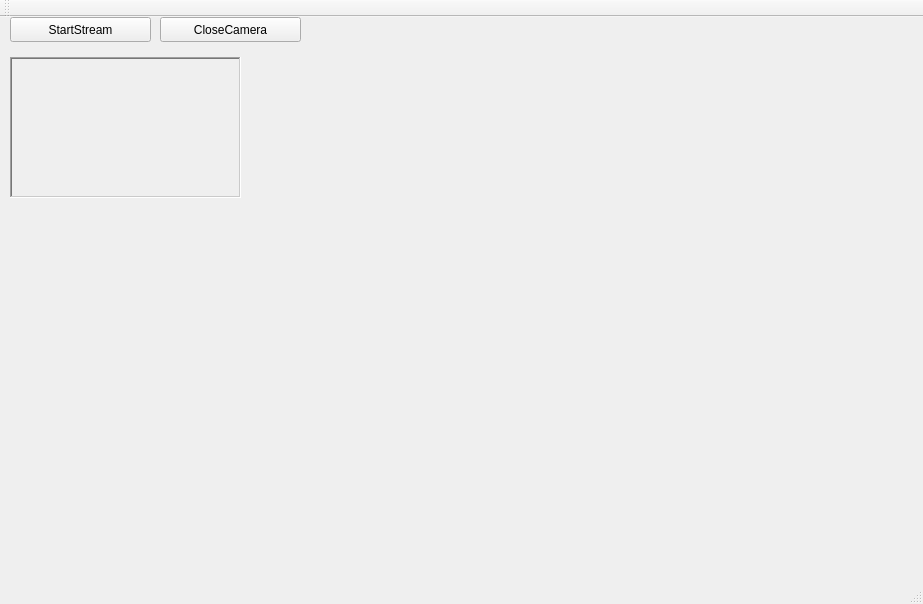
The window that mainwindow.ui (kyuhyong/qt_usb_cam) describes before a commit, drawn with Qt 5.
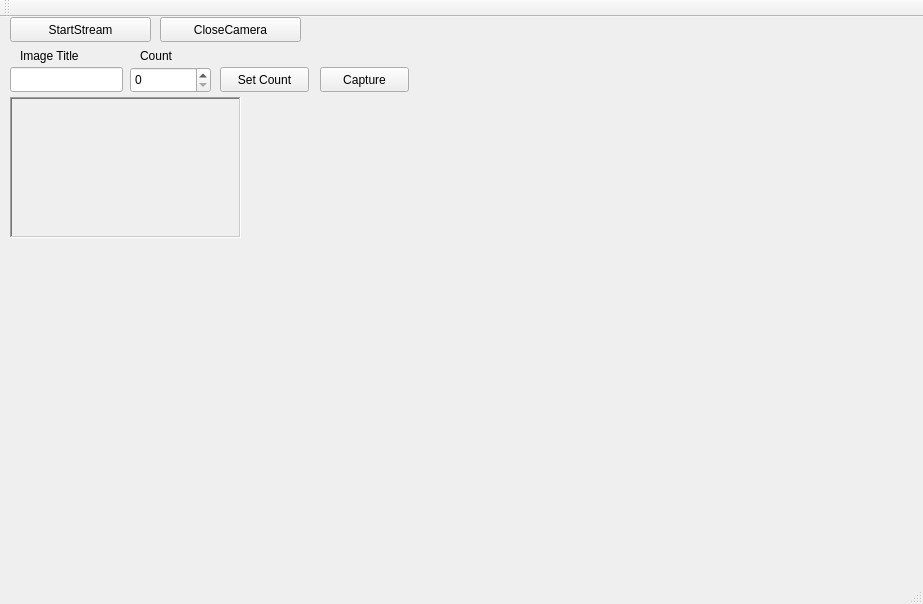
The same window after the commit.

Commit message: Added capture image

Patch:
```diff
--- a/mainwindow.ui
+++ b/mainwindow.ui
@@ -44,7 +44,7 @@
     <property name="geometry">
      <rect>
       <x>10</x>
-      <y>40</y>
+      <y>80</y>
       <width>231</width>
       <height>141</height>
      </rect>
@@ -62,6 +62,78 @@
      <bool>true</bool>
     </property>
    </widget>
+   <widget class="QLineEdit" name="lineEdit_ImageTitle">
+    <property name="geometry">
+     <rect>
+      <x>10</x>
+      <y>50</y>
+      <width>113</width>
+      <height>25</height>
+     </rect>
+    </property>
+   </widget>
+   <widget class="QLabel" name="label">
+    <property name="geometry">
+     <rect>
+      <x>20</x>
+      <y>30</y>
+      <width>91</width>
+      <height>17</height>
+     </rect>
+    </property>
+    <property name="text">
+     <string>Image Title</string>
+    </property>
+   </widget>
+   <widget class="QLabel" name="label_2">
+    <property name="geometry">
+     <rect>
+      <x>140</x>
+      <y>30</y>
+      <width>67</width>
+      <height>17</height>
+     </rect>
+    </property>
+    <property name="text">
+     <string>Count</string>
+    </property>
+   </widget>
+   <widget class="QSpinBox" name="spinBox_ImageCount">
+    <property name="geometry">
+     <rect>
+      <x>130</x>
+      <y>50</y>
+      <width>81</width>
+      <height>26</height>
+     </rect>
+    </property>
+   </widget>
+   <widget class="QPushButton" name="button_SetCount">
+    <property name="geometry">
+     <rect>
+      <x>220</x>
+      <y>50</y>
+      <width>89</width>
+      <height>25</height>
+     </rect>
+    </property>
+    <property name="text">
+     <string>Set Count</string>
+    </property>
+   </widget>
+   <widget class="QPushButton" name="button_CaptureImage">
+    <property name="geometry">
+     <rect>
+      <x>320</x>
+      <y>50</y>
+      <width>89</width>
+      <height>25</height>
+     </rect>
+    </property>
+    <property name="text">
+     <string>Capture</string>
+    </property>
+   </widget>
   </widget>
   <widget class="QMenuBar" name="menuBar">
    <property name="geometry">
```
The commit also changes 6 other files.
